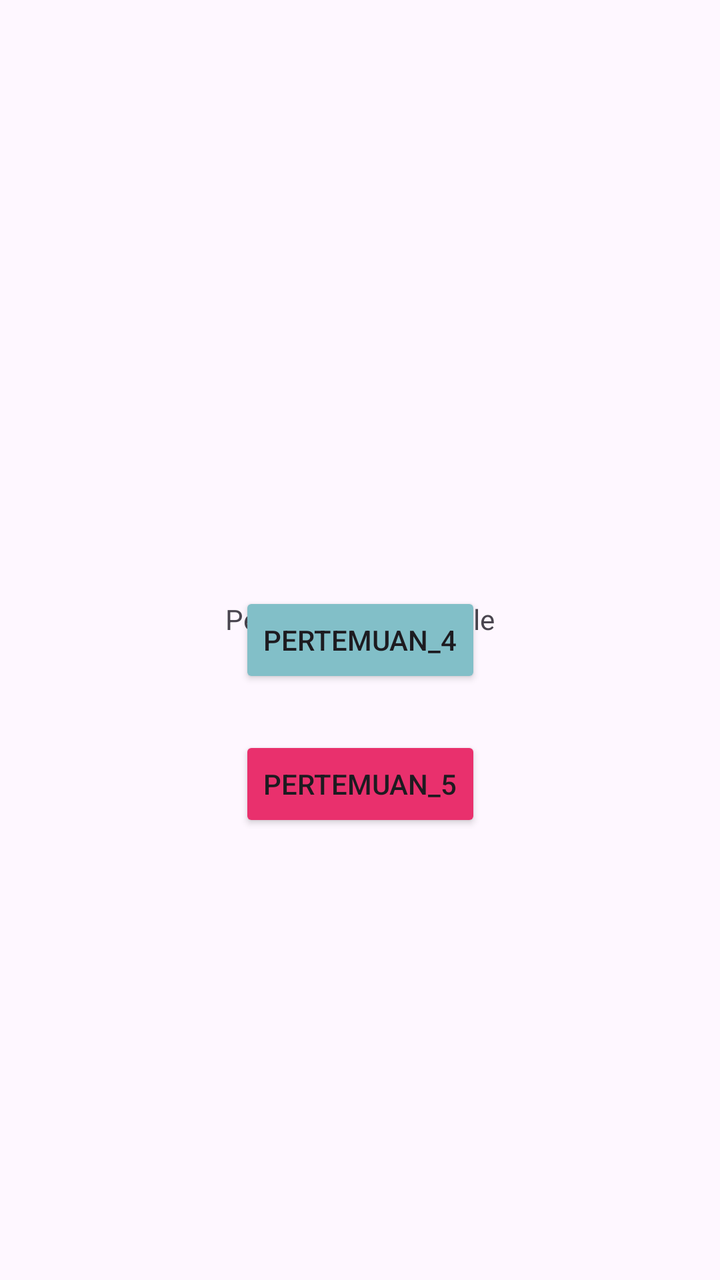
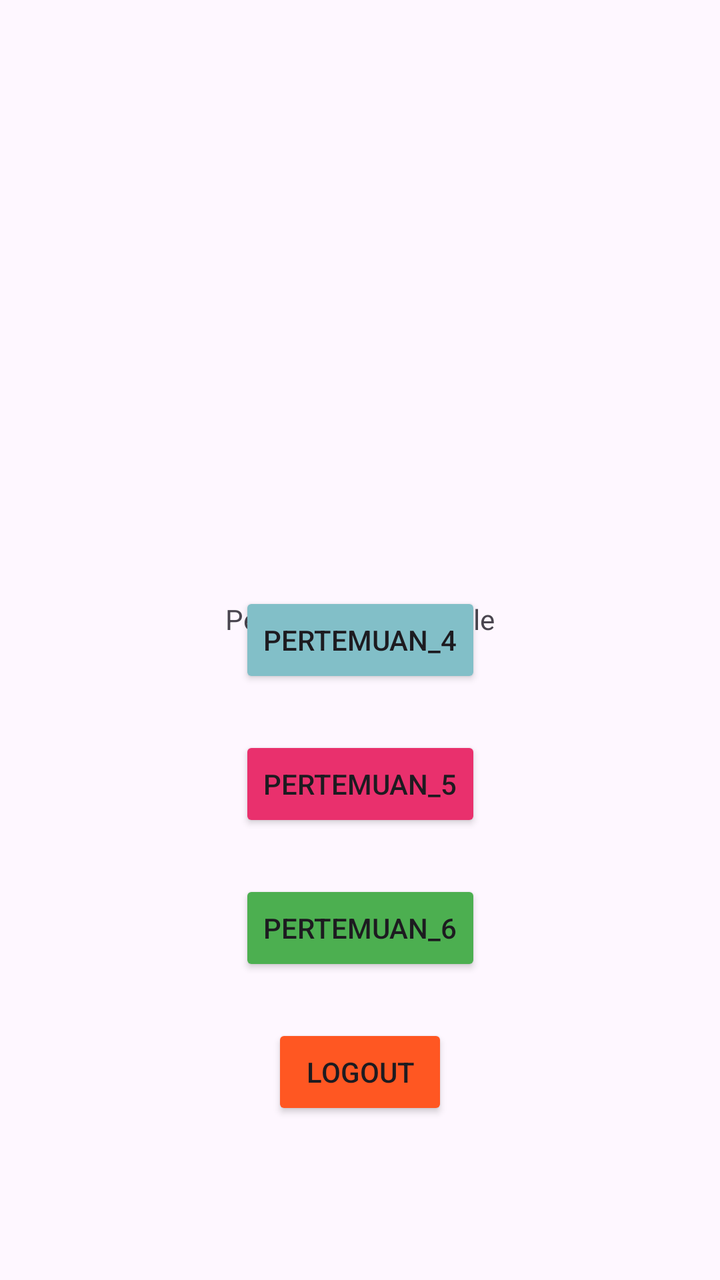

Compare the two renders of this Android layout. The source of the first and the diff that turns it into the second are given below.
<!-- AndroidManifest.xml: application theme Theme.Saturnussalsa -->
<!-- res/layout/activity_main.xml -->
<?xml version="1.0" encoding="utf-8"?>
<androidx.constraintlayout.widget.ConstraintLayout xmlns:android="http://schemas.android.com/apk/res/android"
    xmlns:app="http://schemas.android.com/apk/res-auto"
    xmlns:tools="http://schemas.android.com/tools"
    android:id="@+id/main"
    android:layout_width="match_parent"
    android:layout_height="match_parent"
    tools:context=".MainActivity">

    <Button
        android:id="@+id/btnToFourth"
        android:layout_width="wrap_content"
        android:layout_height="wrap_content"
        android:text="pertemuan_4"
        android:backgroundTint="#82BFC8"
        app:layout_constraintBottom_toBottomOf="parent"
        app:layout_constraintEnd_toEndOf="parent"
        app:layout_constraintStart_toStartOf="parent"
        app:layout_constraintTop_toTopOf="parent" />

    <Button
        android:id="@+id/btnToFifth"
        android:layout_width="wrap_content"
        android:layout_height="wrap_content"
        android:layout_marginTop="24dp"
        android:text="Pertemuan_5"
        android:backgroundTint="#E9306D"
        app:layout_constraintEnd_toEndOf="parent"
        app:layout_constraintStart_toStartOf="parent"
        app:layout_constraintTop_toBottomOf="@+id/btnToFourth" />

    <TextView
        android:id="@+id/textView3"
        android:layout_width="wrap_content"
        android:layout_height="wrap_content"
        android:layout_marginTop="300dp"
        android:text="Pemrograman Mobile"
        app:layout_constraintEnd_toEndOf="parent"
        app:layout_constraintStart_toStartOf="parent"
        app:layout_constraintTop_toTopOf="parent" />

</androidx.constraintlayout.widget.ConstraintLayout>
<!-- resources referenced by this layout -->
<resources>
  <style name="Theme.Saturnussalsa" parent="Base.Theme.Saturnussalsa" />
  <style name="Base.Theme.Saturnussalsa" parent="Theme.Material3.DayNight.NoActionBar">
          
          
      </style>
</resources>

<!-- the commit's change to res/layout/activity_main.xml (unified diff, before → after) -->
@@ -39,4 +39,26 @@
         app:layout_constraintStart_toStartOf="parent"
         app:layout_constraintTop_toTopOf="parent" />
 
+    <Button
+        android:id="@+id/btnToSixth"
+        android:layout_width="wrap_content"
+        android:layout_height="wrap_content"
+        android:layout_marginTop="24dp"
+        android:text="Pertemuan_6"
+        android:backgroundTint="#4CAF50"
+        app:layout_constraintEnd_toEndOf="parent"
+        app:layout_constraintStart_toStartOf="parent"
+        app:layout_constraintTop_toBottomOf="@+id/btnToFifth" />
+
+    <Button
+        android:id="@+id/btnLogout"
+        android:layout_width="wrap_content"
+        android:layout_height="wrap_content"
+        android:layout_marginTop="24dp"
+        android:text="Logout"
+        android:backgroundTint="#FF5722"
+        app:layout_constraintEnd_toEndOf="parent"
+        app:layout_constraintStart_toStartOf="parent"
+        app:layout_constraintTop_toBottomOf="@+id/btnToSixth" />
+
 </androidx.constraintlayout.widget.ConstraintLayout>
